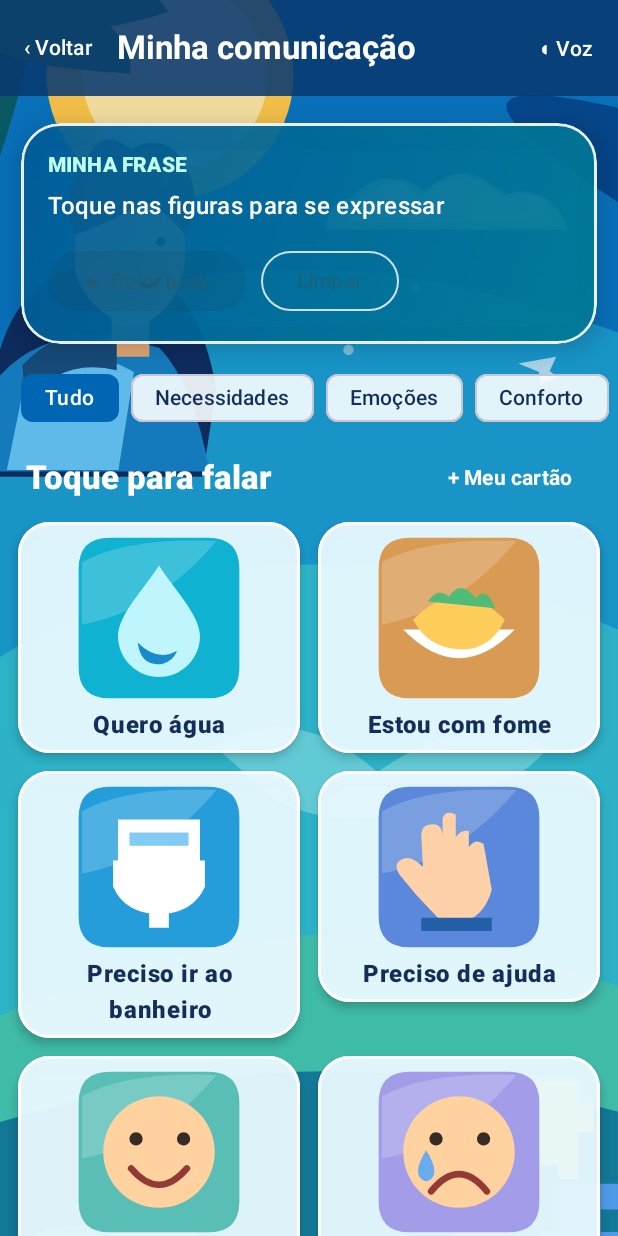
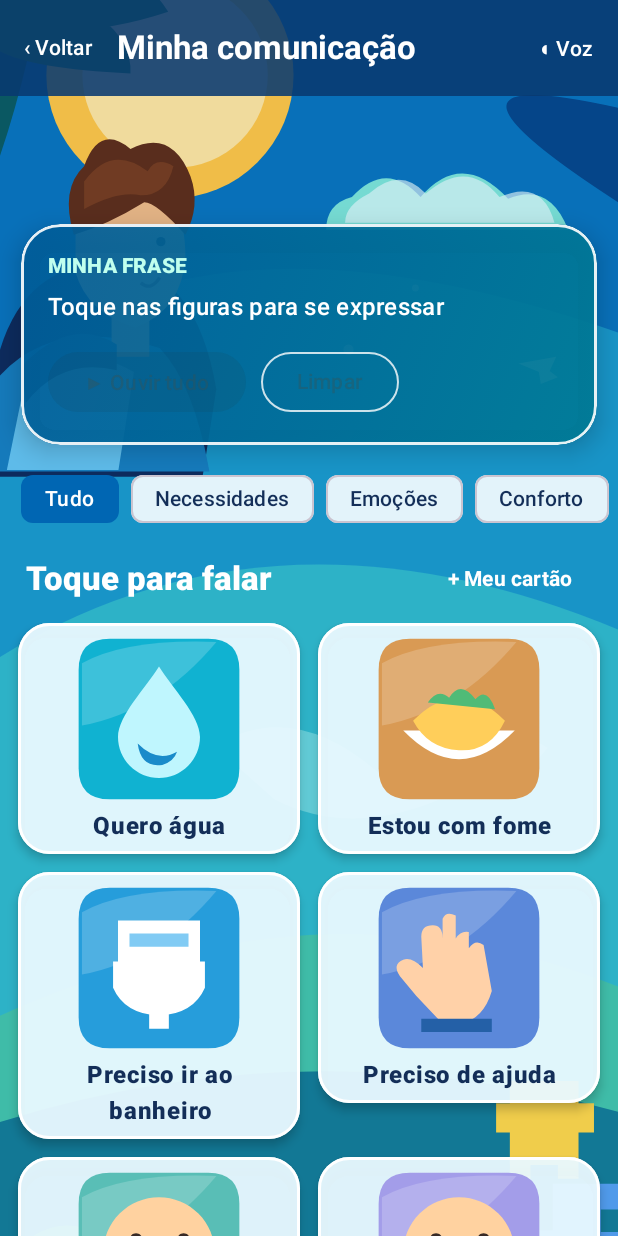
Before and after one commit to Andrews-Oliveira/Meu-TEA, an Android app built with Jetpack Compose: the ComunicacaoV2Screen screen opened through its navigation route, on a phone screen of 412 x 824 dp. Run offline under Robolectric (Android 15) with nearby library versions, the phone set to English and light mode, and no system bars; our stand-ins replace Firebase (no records; nobody signed in at launch, a user with empty details on screens opened directly).

Commit message:
ui(caa): destacar cenário ilustrado no topo

```diff
--- a/app/src/main/java/com/example/meutea/menu/comunicacao/ComunicacaoV2Screen.kt
+++ b/app/src/main/java/com/example/meutea/menu/comunicacao/ComunicacaoV2Screen.kt
@@ -237,7 +237,7 @@ fun ComunicacaoV2Screen(navController: NavHostController) {
             }
         ) { padding ->
             Column(Modifier.fillMaxSize().padding(padding)) {
-                Spacer(Modifier.height(18.dp))
+                Spacer(Modifier.height(85.dp))
                 TeaGlassPanel(
                     modifier = Modifier.fillMaxWidth().padding(horizontal = 14.dp),
                     dark = true
```
